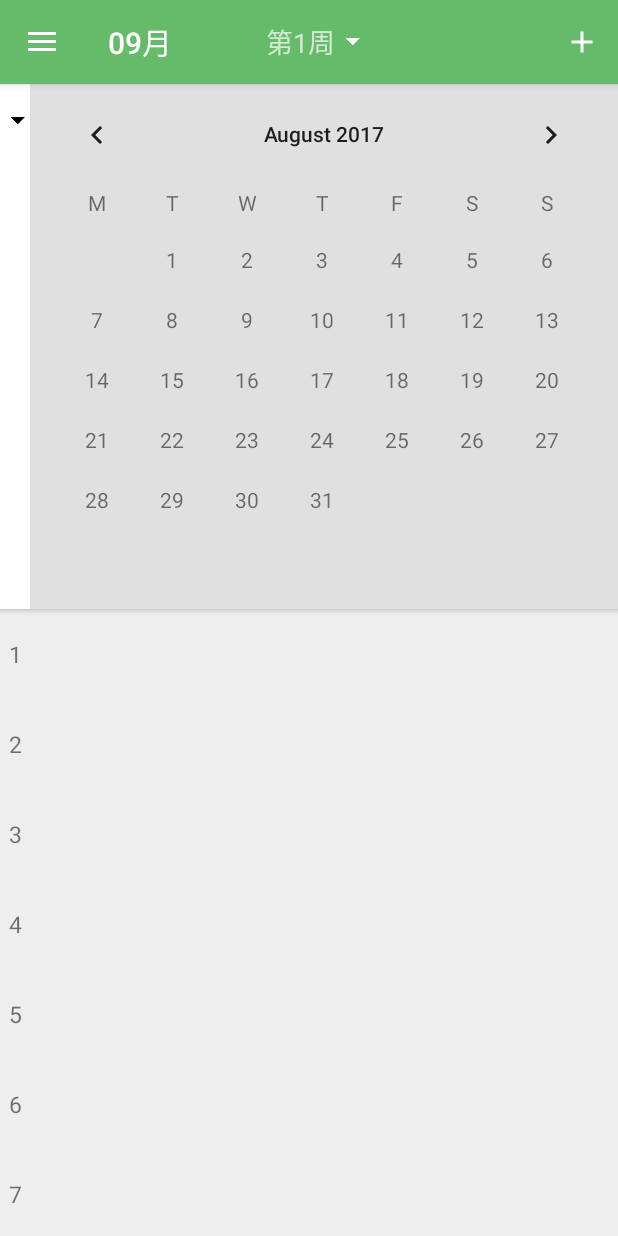
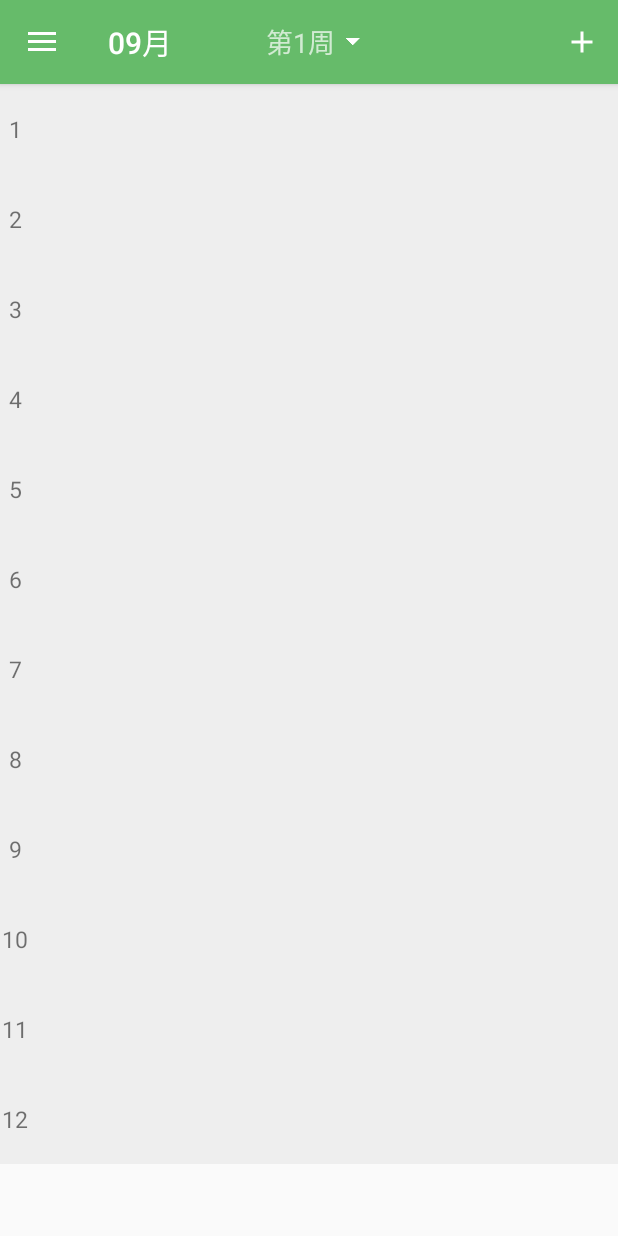
Before and after one commit to mxdlzg/Windmill, an Android app: the screen it shows after launch (MainActivity), in the side drawer, after a tap on "刷新", on a phone screen of 412 x 824 dp. Run offline under Robolectric (Android 15) with nearby library versions, the phone set to English and light mode, and no system bars; libraries missing offline, so code that uses them is left out: noman.weekcalendar; plain views replace WeekCalendar; 1 statement that could not run was skipped.

Commit message:
提交基本更改和bug fix，旧版本结束

```diff
--- a/app/src/main/AndroidManifest.xml
+++ b/app/src/main/AndroidManifest.xml
@@ -18,7 +18,8 @@
                 <category android:name="android.intent.category.LAUNCHER" />
             </intent-filter>
         </activity>
-        <activity android:name=".main.ShowClassDetail">
+        <activity android:name=".main.ShowClassDetail"
+                    android:theme="@style/AppTheme.Detail">
 
         </activity>
         <activity
--- a/app/src/main/java/android/mxdlzg/com/windmill/main/AddScheduleActivity.java
+++ b/app/src/main/java/android/mxdlzg/com/windmill/main/AddScheduleActivity.java
@@ -94,7 +94,7 @@ public class AddScheduleActivity extends AppCompatActivity {
                 newTermView = LayoutInflater.from(AddScheduleActivity.this).inflate(R.layout.layout_schedule_new_term,null);
                 //picker
                 yearPicker = (NumberPicker) newTermView.findViewById(R.id.schedule_add_year_picker);
-                String[] years = {"2016秋","2017春","2018秋"};
+                String[] years = {"2016秋","2017春","2017秋"};
                 yearPicker.setDisplayedValues(years);
                 yearPicker.setMaxValue(years.length-1);
                 yearPicker.setMinValue(0);
@@ -162,6 +162,8 @@ public class AddScheduleActivity extends AppCompatActivity {
                             @Override
                             public void onFail() {
                                 System.out.println("addSchedule中获取课程表失败");
+                                getScheduleDialog.dismiss();
+                                Toast.makeText(AddScheduleActivity.this, "获取课程表失败", Toast.LENGTH_SHORT).show();
                             }
                         },"http://ems.sit.edu.cn:85/student/selCourse/syllabuslist.jsp",yearPicker.getDisplayedValues()[yearPicker.getValue()],"1",termPicker.getDisplayedValues()[termPicker.getValue()]);
 
--- a/app/src/main/res/layout/layout_main_content.xml
+++ b/app/src/main/res/layout/layout_main_content.xml
@@ -6,7 +6,7 @@
     android:layout_width="match_parent"
     android:layout_height="match_parent">
 
-        <android.support.v7.widget.Toolbar
+    <android.support.v7.widget.Toolbar
             android:layout_width="match_parent"
             android:layout_height="wrap_content"
             android:id="@+id/main_toolbar"
@@ -33,7 +33,9 @@
 
         </android.support.v7.widget.Toolbar>
 
+    <!--disabled,its no use now! 2017-09-13 18:51:57-->
     <FrameLayout
+        android:visibility="gone"
         android:background="@color/white"
         android:elevation="2dp" tools:targetApi="LOLLIPOP"
         android:orientation="horizontal"
@@ -88,6 +90,7 @@
         </CalendarView>
 
     </FrameLayout>
+
 
     <ScrollView
         android:layout_width="match_parent"
@@ -275,7 +278,4 @@
     </android.support.v7.widget.GridLayout>
     </ScrollView>
 
-
-
-
 </RelativeLayout>
--- /dev/null
+++ b/app/src/main/res/transition-v21/detail_shared_enter.xml
@@ -0,0 +1,21 @@
+<?xml version="1.0" encoding="utf-8"?>
+<transitionSet
+    xmlns:android="http://schemas.android.com/apk/res/android"
+    android:duration="350"
+    android:transitionOrdering="together">
+
+    <changeBounds android:interpolator="@android:interpolator/fast_out_slow_in">
+        <targets>
+            <target android:targetId="@+id/detail_background"/>
+        </targets>
+    </changeBounds>
+
+    <transition
+        class="android.mxdlzg.com.windmill.ui.transition.DetailEnter"
+        android:interpolator="@android:interpolator/fast_out_slow_in">
+        <targets>
+            <target android:targetId="@id/schedule_detail_main_imageView"/>
+        </targets>
+    </transition>
+
+</transitionSet>
--- /dev/null
+++ b/app/src/main/res/transition-v21/detail_shared_return.xml
@@ -0,0 +1,24 @@
+<?xml version="1.0" encoding="utf-8"?>
+<transitionSet
+    xmlns:android="http://schemas.android.com/apk/res/android"
+    xmlns:app="http://schemas.android.com/apk/res-auto"
+    android:duration="250"
+    android:transitionOrdering="together">
+
+    <transitionSet>
+        <targets>
+            <target android:targetId="@id/detail_background"/>
+        </targets>
+        <changeBounds android:interpolator="@android:interpolator/fast_out_slow_in"/>
+
+    </transitionSet>
+
+    <transition
+        class="android.mxdlzg.com.windmill.ui.transition.DetailReturn"
+        android:interpolator="@android:interpolator/fast_out_slow_in">
+        <targets>
+            <target android:targetId="@id/schedule_detail_main_imageView" />
+        </targets>
+    </transition>
+
+</transitionSet>
--- a/app/src/main/res/values-v21/styles.xml
+++ b/app/src/main/res/values-v21/styles.xml
@@ -5,13 +5,14 @@
         <!-- Customize your theme here. -->
         <item name="windowActionBar">false</item>
         <item name="windowNoTitle">true</item>
-        <!--<item name="android:statusBarColor">@android:color/holo_blue_light</item>-->
-        <item name="android:windowTranslucentStatus">true</item>
+        <item name="android:statusBarColor">@color/green400</item>
+        <item name="android:windowTranslucentStatus">false</item>
         <item name="colorPrimary">@color/colorPrimary</item>
         <item name="colorPrimaryDark">@color/colorPrimaryDark</item>
         <!--<item name="colorAccent">@color/colorAccent</item>-->
         <item name="colorAccent">@color/green700</item>
         <item name="drawerArrowStyle">@style/DrawerArrowStyle</item>
+        <!--<item name="android:windowLightStatusBar" tools:targetApi="23">true</item>-->
     </style>
 
     <style name="DrawerArrowStyle" parent="@style/Widget.AppCompat.DrawerArrowToggle">
--- a/build.gradle
+++ b/build.gradle
@@ -5,7 +5,7 @@ buildscript {
         jcenter()
     }
     dependencies {
-        classpath 'com.android.tools.build:gradle:2.3.0'
+        classpath 'com.android.tools.build:gradle:2.3.3'
 
         // NOTE: Do not place your application dependencies here; they belong
         // in the individual module build.gradle files
--- a/nice-spinner-master/build.gradle
+++ b/nice-spinner-master/build.gradle
@@ -5,7 +5,7 @@ buildscript {
         mavenCentral()
     }
     dependencies {
-        classpath 'com.android.tools.build:gradle:2.3.0'
+        classpath 'com.android.tools.build:gradle:2.3.3'
     }
 }
 
@@ -38,6 +38,6 @@ buildscript {
 }
 dependencies {
     compile fileTree(include: ['*.jar'], dir: 'libs')
-    compile 'com.android.support:appcompat-v7:25.1.0'
-    compile 'com.android.support:cardview-v7:25.3.0'
+    compile 'com.android.support:appcompat-v7:25.3.1'
+    compile 'com.android.support:cardview-v7:25.3.1'
 }
```
Also changed, not shown: app/build.gradle (+6 -5 lines), app/src/main/java/android/mxdlzg/com/windmill/process/PrepareSchedule.java (+7 -1 lines), app/src/main/java/android/mxdlzg/com/windmill/ui/transition/DetailEnter.java (added, +34 -0 lines), app/src/main/java/android/mxdlzg/com/windmill/ui/transition/DetailReturn.java (added, +70 -0 lines), 1 other file.
